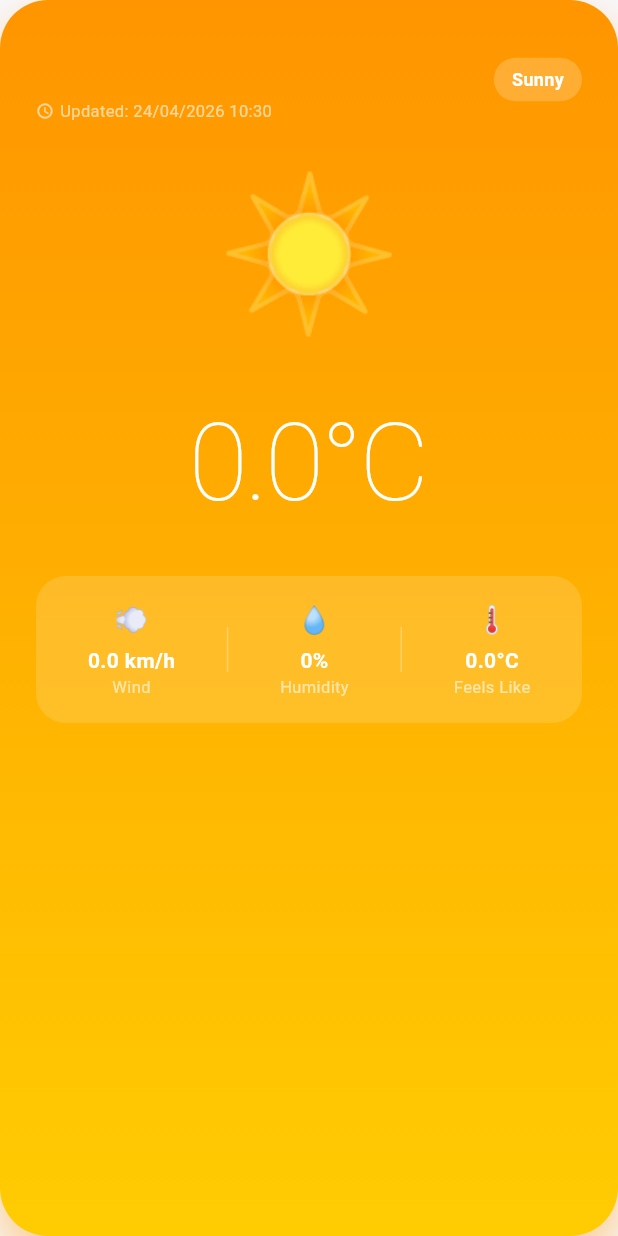
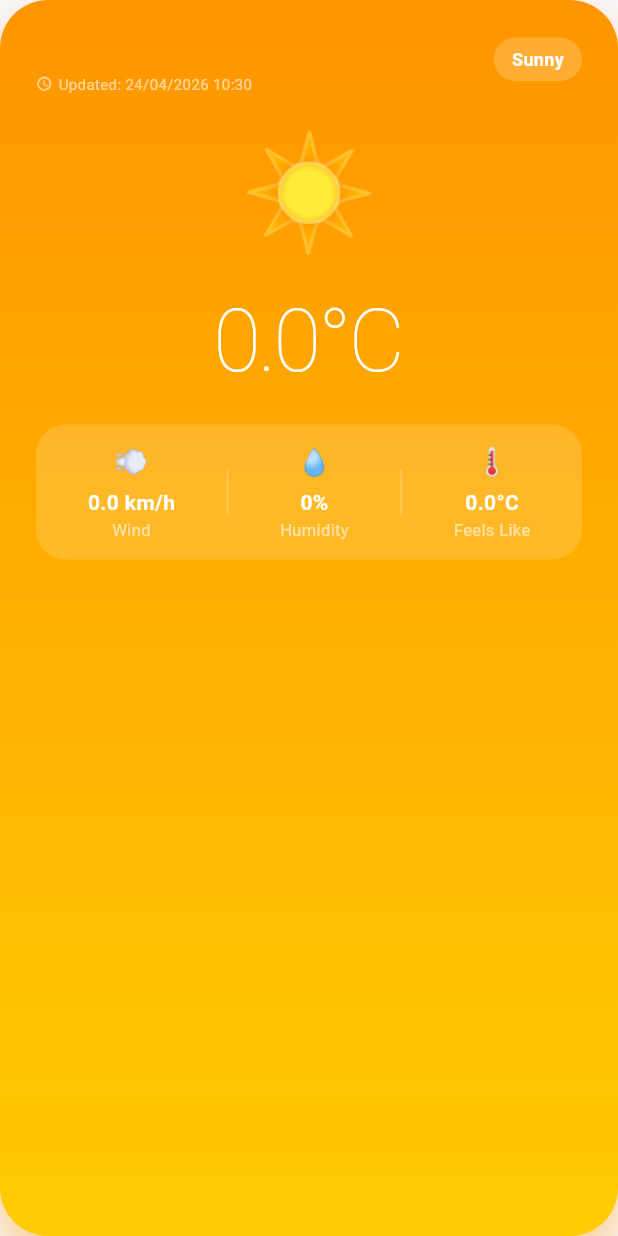
Before and after one commit to Joceeeeeee12/Jocelyn-2331041-weather_app, a Flutter app: the WeatherCard widget shown alone on an empty page, opened directly with empty values, on a phone screen of 412 x 824 dp. Run offline on Flutter 3.47's test engine with Material 3 defaults, Android fonts, the phone set to English and light mode, and no system bars; our stand-ins replace shared_preferences, shimmer; accounts and stored records are empty; network calls fail.

Commit message:
push to github

```diff
--- a/lib/widgets/weather_card.dart
+++ b/lib/widgets/weather_card.dart
@@ -38,7 +38,7 @@ class WeatherCard extends StatelessWidget {
         children: [
           // Top section — city & timestamp
           Padding(
-            padding: const EdgeInsets.fromLTRB(24, 24, 24, 0),
+            padding: const EdgeInsets.fromLTRB(24, 16, 24, 0),
             child: Row(
               mainAxisAlignment: MainAxisAlignment.spaceBetween,
               children: [
@@ -49,29 +49,28 @@ class WeatherCard extends StatelessWidget {
                       weather.cityName,
                       style: const TextStyle(
                         color: Colors.white,
-                        fontSize: 26,
+                        fontSize: 22,
                         fontWeight: FontWeight.bold,
                         letterSpacing: 0.5,
                       ),
                     ),
-                    const SizedBox(height: 4),
+                    const SizedBox(height: 2),
                     Row(
                       children: [
                         const Icon(Icons.access_time_rounded,
-                            color: Colors.white60, size: 12),
+                            color: Colors.white60, size: 11),
                         const SizedBox(width: 4),
                         Text(
                           'Updated: ${weather.formattedFetchTime}',
                           style: const TextStyle(
                             color: Colors.white60,
-                            fontSize: 11,
+                            fontSize: 10,
                           ),
                         ),
                       ],
                     ),
                   ],
                 ),
-                // Condition badge
                 Container(
                   padding: const EdgeInsets.symmetric(
                       horizontal: 12, vertical: 6),
@@ -92,12 +91,12 @@ class WeatherCard extends StatelessWidget {
             ),
           ),
 
-          // Big emoji icon
+          // Emoji
           Padding(
-            padding: const EdgeInsets.symmetric(vertical: 16),
+            padding: const EdgeInsets.only(top: 12, bottom: 4),
             child: Text(
               weather.conditionEmoji,
-              style: const TextStyle(fontSize: 100),
+              style: const TextStyle(fontSize: 75),
             ),
           ),
 
@@ -106,32 +105,32 @@ class WeatherCard extends StatelessWidget {
             '${weather.temperature.toStringAsFixed(1)}°C',
             style: const TextStyle(
               color: Colors.white,
-              fontSize: 72,
+              fontSize: 58,
               fontWeight: FontWeight.w200,
               letterSpacing: -2,
             ),
           ),
 
-          // H/L temperature (dari forecast hari ini)
+          // H/L
           if (weather.forecastDays.isNotEmpty)
             Padding(
-              padding: const EdgeInsets.only(top: 4),
+              padding: const EdgeInsets.only(top: 2, bottom: 4),
               child: Text(
                 'H: ${weather.forecastDays[0].maxTemperature.toStringAsFixed(0)}°  L: ${weather.forecastDays[0].minTemperature.toStringAsFixed(0)}°',
                 style: const TextStyle(
                   color: Colors.white70,
-                  fontSize: 14,
+                  fontSize: 13,
                 ),
               ),
             ),
 
-          const SizedBox(height: 24),
+          const SizedBox(height: 14),
 
           // Detail row
           Padding(
             padding: const EdgeInsets.symmetric(horizontal: 24),
             child: Container(
-              padding: const EdgeInsets.symmetric(vertical: 16),
+              padding: const EdgeInsets.symmetric(vertical: 12),
               decoration: BoxDecoration(
                 color: Colors.white.withValues(alpha: 0.15),
                 borderRadius: BorderRadius.circular(20),
@@ -151,7 +150,7 @@ class WeatherCard extends StatelessWidget {
             ),
           ),
 
-          const SizedBox(height: 24),
+          const SizedBox(height: 14),
 
           // Forecast section
           if (weather.forecastDays.isNotEmpty) ...[
@@ -161,14 +160,14 @@ class WeatherCard extends StatelessWidget {
                 '7-Day Forecast',
                 style: TextStyle(
                   color: Colors.white,
-                  fontSize: 14,
+                  fontSize: 13,
                   fontWeight: FontWeight.bold,
                 ),
               ),
             ),
-            const SizedBox(height: 12),
+            const SizedBox(height: 8),
             SizedBox(
-              height: 120,
+              height: 110,
               child: ListView.builder(
                 scrollDirection: Axis.horizontal,
                 padding: const EdgeInsets.symmetric(horizontal: 24),
@@ -181,7 +180,7 @@ class WeatherCard extends StatelessWidget {
             ),
           ],
 
-          const SizedBox(height: 24),
+          const SizedBox(height: 20),
         ],
       ),
     );
@@ -198,7 +197,7 @@ class WeatherCard extends StatelessWidget {
   Widget _buildForecastItem(ForecastDay day, bool isToday) {
     return Container(
       margin: const EdgeInsets.only(right: 10),
-      padding: const EdgeInsets.symmetric(horizontal: 14, vertical: 8),
+      padding: const EdgeInsets.symmetric(horizontal: 12, vertical: 6),
       decoration: BoxDecoration(
         color: isToday
             ? Colors.white.withValues(alpha: 0.3)
@@ -217,21 +216,20 @@ class WeatherCard extends StatelessWidget {
             style: TextStyle(
               color: isToday ? Colors.white : Colors.white70,
               fontSize: 11,
-              fontWeight:
-                  isToday ? FontWeight.bold : FontWeight.normal,
+              fontWeight: isToday ? FontWeight.bold : FontWeight.normal,
             ),
           ),
-          const SizedBox(height: 4),
+          const SizedBox(height: 2),
           Text(
             day.conditionEmoji,
-            style: const TextStyle(fontSize: 20),
+            style: const TextStyle(fontSize: 18),
           ),
-          const SizedBox(height: 4),
+          const SizedBox(height: 2),
           Text(
             '${day.maxTemperature.toStringAsFixed(0)}°',
             style: const TextStyle(
               color: Colors.white,
-              fontSize: 13,
+              fontSize: 12,
               fontWeight: FontWeight.bold,
             ),
           ),
@@ -239,7 +237,7 @@ class WeatherCard extends StatelessWidget {
             '${day.minTemperature.toStringAsFixed(0)}°',
             style: const TextStyle(
               color: Colors.white60,
-              fontSize: 11,
+              fontSize: 10,
             ),
           ),
         ],
```
Also changed, not shown: lib/widgets/shimmer_loader.dart (+13 -4 lines).
